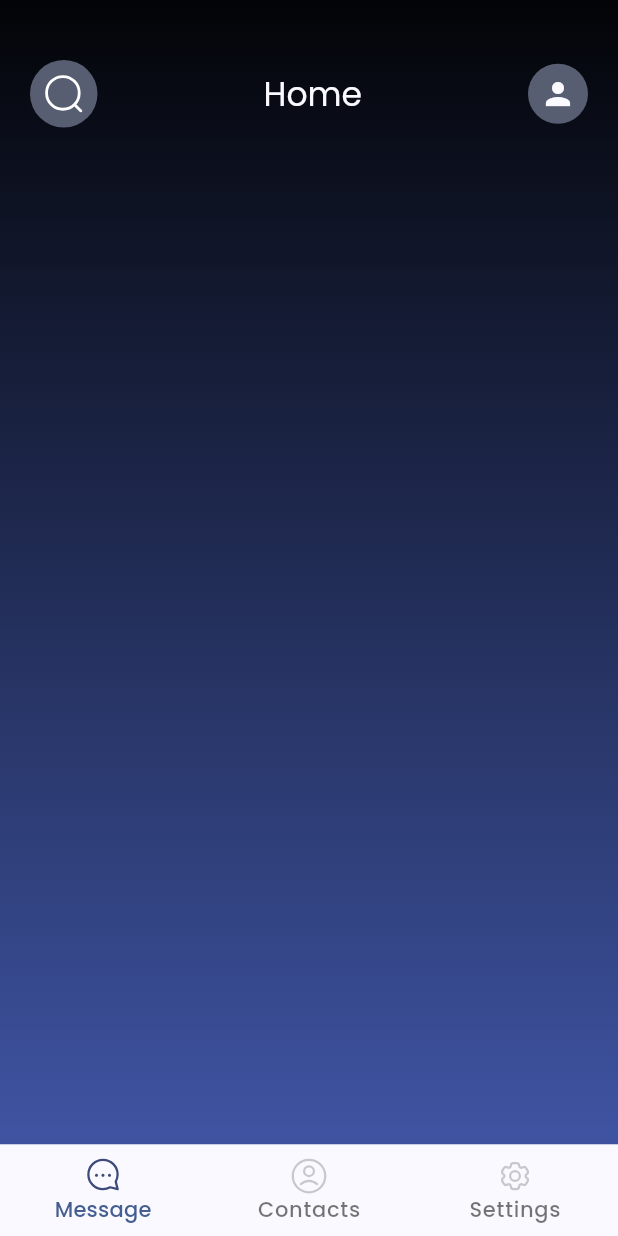
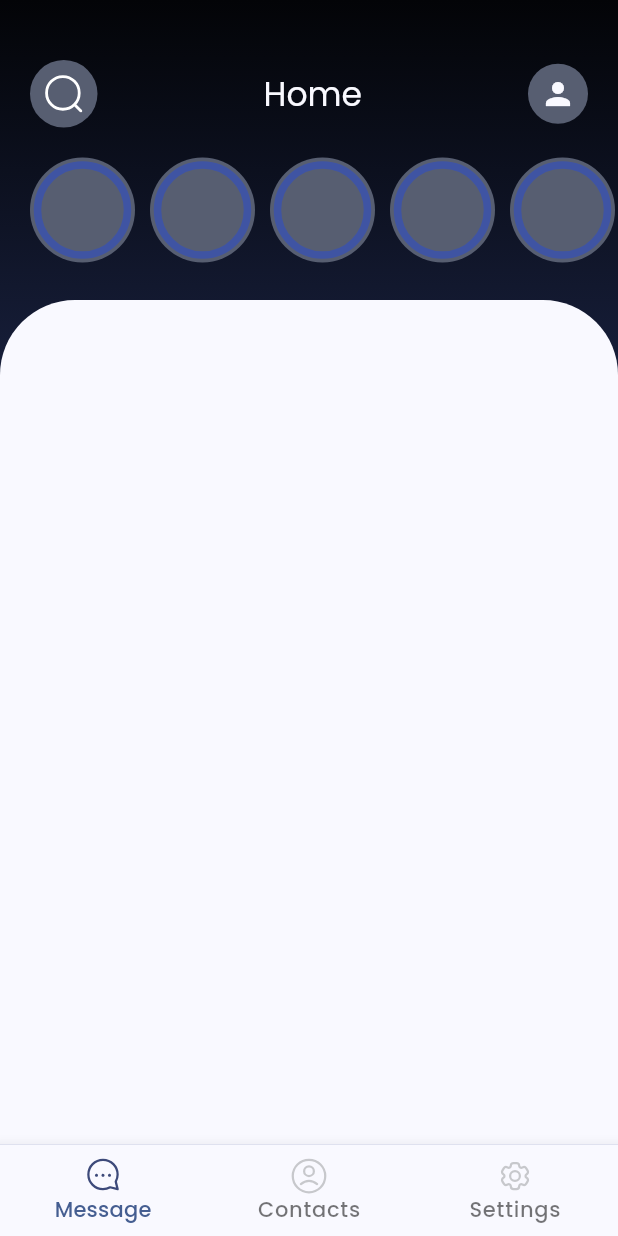
Before and after one commit to toxirjon96/chat_box, a Flutter app: the screen it shows after launch, on a phone screen of 412 x 824 dp. Run offline on Flutter 3.47's test engine with Material 3 defaults, Android fonts, the phone set to English and light mode, and no system bars; our stand-ins replace bloc, firebase_auth, firebase_core, flutter_bloc, flutter_svg, mask_text_input_formatter and 2 more; accounts and stored records are empty.

Commit message:
home page added

```diff
--- a/lib/src/features/pages/messaging_page/messaging_page.dart
+++ b/lib/src/features/pages/messaging_page/messaging_page.dart
@@ -3,6 +3,7 @@ import 'package:flutter_svg/flutter_svg.dart';
 
 import '../../../common/style/app_icons.dart';
 import '../../../common/style/app_insets.dart';
+import 'widget/user_container.dart';
 
 class MessagingPage extends StatelessWidget {
   const MessagingPage({
@@ -14,6 +15,7 @@ class MessagingPage extends StatelessWidget {
 
   @override
   Widget build(BuildContext context) {
+    final width = MediaQuery.of(context).size.width;
     return Stack(
       children: [
         Positioned(
@@ -50,6 +52,39 @@ class MessagingPage extends StatelessWidget {
             ],
           ),
         ),
+        Positioned(
+          left: AppInsets.leftAndRightPadding,
+          right: 0,
+          top: 90,
+          height: 100,
+          child: ListView(
+            scrollDirection: Axis.horizontal,
+            children: [
+              UsersContainer(),
+              UsersContainer(),
+              UsersContainer(),
+              UsersContainer(),
+              UsersContainer(),
+              UsersContainer(),
+              UsersContainer(),
+            ],
+          ),
+        ),
+        Positioned(
+          left: 0,
+          right: 0,
+          top: 200,
+          bottom: 0,
+          child: Container(
+            decoration: BoxDecoration(
+              color: Theme.of(context).colorScheme.background,
+              borderRadius: const BorderRadius.only(
+                topLeft: Radius.circular(50),
+                topRight: Radius.circular(50),
+              ),
+            ),
+          ),
+        ),
       ],
     );
   }
--- /dev/null
+++ b/lib/src/features/pages/messaging_page/widget/painter/user_container_painter.dart
@@ -0,0 +1,27 @@
+import 'package:flutter/material.dart';
+
+import '../../../../../common/style/app_colors.dart';
+
+class UserContainerPainter extends CustomPainter {
+  const UserContainerPainter({
+    this.strokeWidth = 5.0,
+  });
+
+  final double strokeWidth;
+
+  @override
+  void paint(Canvas canvas, Size size) {
+    final w = size.width;
+    final h = size.height;
+    final paint = Paint()
+      ..color = AppColors.lightMainColor
+      ..strokeCap = StrokeCap.round
+      ..strokeWidth = strokeWidth
+      ..style = PaintingStyle.stroke;
+
+    canvas.drawCircle(Offset(w / 2, h / 2), w / 2 - strokeWidth, paint);
+  }
+
+  @override
+  bool shouldRepaint(covariant CustomPainter oldDelegate) => false;
+}
--- /dev/null
+++ b/lib/src/features/pages/messaging_page/widget/user_container.dart
@@ -0,0 +1,27 @@
+import 'package:flutter/material.dart';
+
+import 'painter/user_container_painter.dart';
+
+class UsersContainer extends StatelessWidget {
+  const UsersContainer({super.key});
+
+  @override
+  Widget build(BuildContext context) {
+    return Row(
+      children: [
+        Container(
+          height: 70,
+          width: 70,
+          decoration: BoxDecoration(
+            color: Theme.of(context).colorScheme.secondary,
+            shape: BoxShape.circle,
+          ),
+          child: CustomPaint(
+            painter: UserContainerPainter(),
+          ),
+        ),
+        const SizedBox(width: 10),
+      ],
+    );
+  }
+}
```
